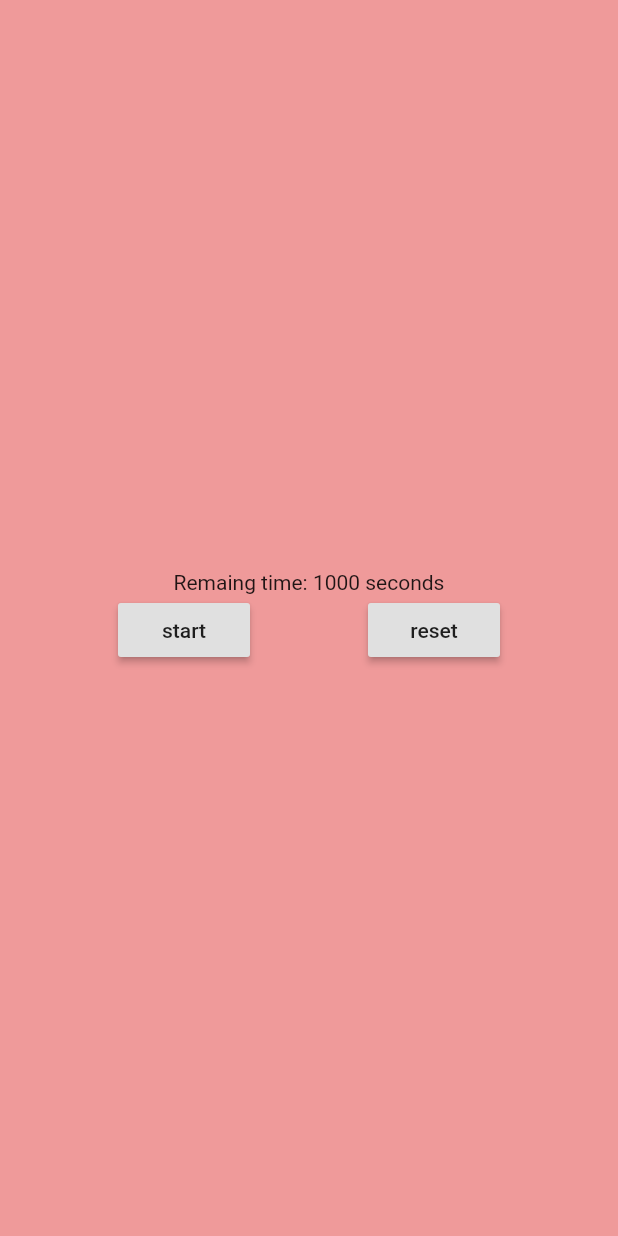
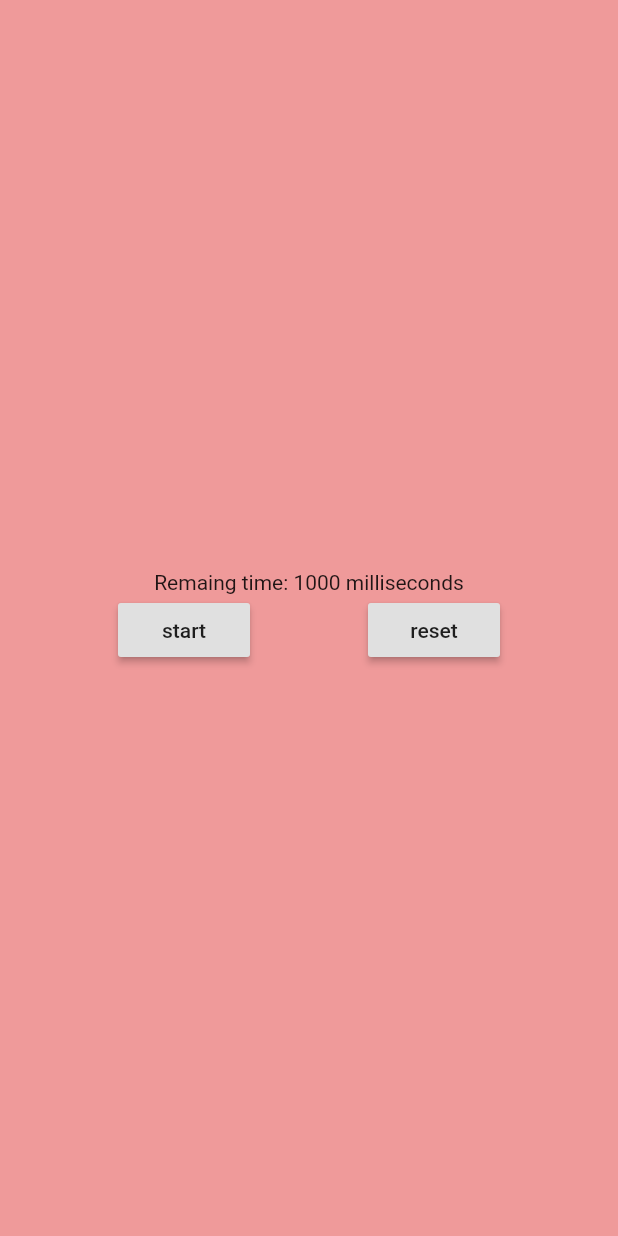
Before and after one commit to RocketRhubarb/pomodoro, a Flutter app: the screen it shows after launch, on a phone screen of 412 x 824 dp. Run offline on Flutter 3.47's test engine with Material 2 defaults, Android fonts, the phone set to English and light mode, and no system bars.

Commit message:
Correct erroneous text

```diff
--- a/lib/main.dart
+++ b/lib/main.dart
@@ -68,7 +68,7 @@ class _MyHomePageState extends State<MyHomePage> {
         child: Column(
           mainAxisAlignment: MainAxisAlignment.center,
           children: <Widget>[
-            Text('Remaing time: ${_remainingTime.inMilliseconds} seconds'),
+            Text('Remaing time: ${_remainingTime.inMilliseconds} milliseconds'),
             Row(
               mainAxisAlignment: MainAxisAlignment.spaceEvenly,
               children: <Widget>[
```
